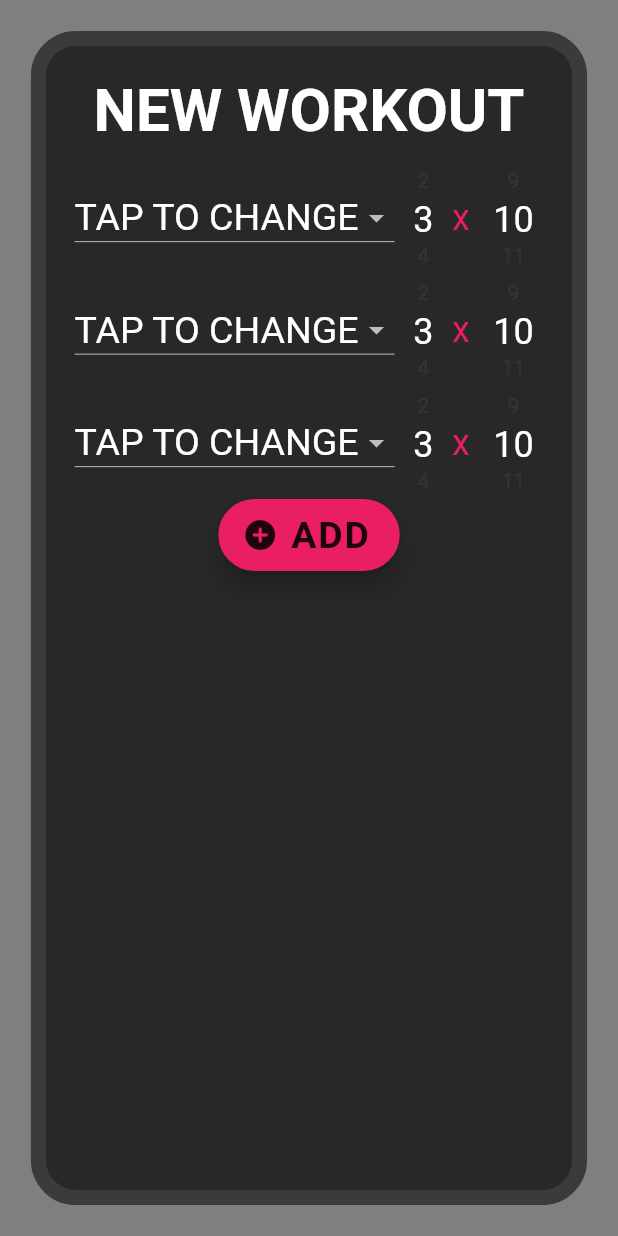
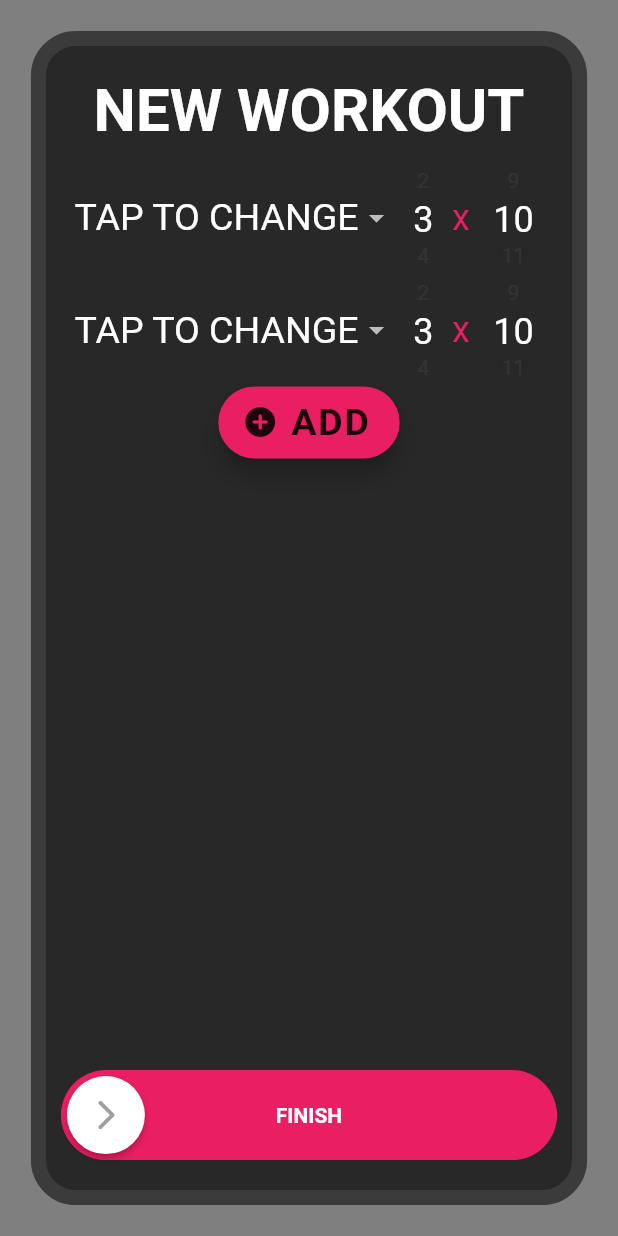
Before and after one commit to Skeetztoon/WorkoutDiary, a Flutter app: the NewWorkout screen opened directly, after a tap on "ADD", on a phone screen of 412 x 824 dp. Run offline on Flutter 3.47's test engine with Material 2 defaults, Android fonts, the phone set to English and light mode, and no system bars; drawn by our look-alikes of numberpicker, swipeable_button_view; our stand-ins replace cloud_firestore, firebase_core, flutter_heatmap_calendar, page_transition; accounts and stored records are empty.

Commit message:
Added list of selected workout exercises, added deleting exercise list item feature

```diff
--- a/lib/cards/exercise_card.dart
+++ b/lib/cards/exercise_card.dart
@@ -2,9 +2,15 @@ import 'package:cloud_firestore/cloud_firestore.dart';
 import 'package:flutter/material.dart';
 import 'package:flutter/services.dart';
 import 'package:numberpicker/numberpicker.dart';
+import 'package:task_app_flutter/pages/new_workout_page.dart';
 
 class ExerciseCard extends StatefulWidget {
-  const ExerciseCard({super.key});
+  final List<String> dropdownValues;
+  final int index;
+  const ExerciseCard({
+    required this.dropdownValues,
+    required this.index,
+  });
 
   @override
   State<ExerciseCard> createState() => _ExerciseCardState();
@@ -15,6 +21,24 @@ class _ExerciseCardState extends State<ExerciseCard> {
   int _currentRepsNumberPickerValue = 10;
 
   String? selectedExersice;
+
+  // GPT
+  // String? selectedValue;
+  //
+  // @override
+  // void initState() {
+  //   super.initState();
+  //   selectedValue = 'Initial Value';
+  // }
+  //
+  // void onChanged(newValue) {
+  //   setState(() {
+  //     selectedValue = newValue!;
+  //     widget.dropdownValues[widget.index] = selectedValue!;
+  //   });
+  // }
+  //
+  //
 
   @override
   Widget build(BuildContext context) {
@@ -39,12 +63,18 @@ class _ExerciseCardState extends State<ExerciseCard> {
                   exerciseItems.add(
                     DropdownMenuItem(
                       value: exercise.id,
-                        child: Text(exercise["Label"]),
+                      child: Text(
+                        exercise["Label"],
+                        style:
+                            const TextStyle(color: Colors.white, fontSize: 25),
+                      ),
                     ),
                   );
                 }
               }
               return DropdownButton(
+                underline: Container(),
+                dropdownColor: const Color(0xFF3b3b3b),
                 hint: const Text(
                   "TAP TO CHANGE",
                   style: TextStyle(color: Colors.white, fontSize: 25),
@@ -55,11 +85,12 @@ class _ExerciseCardState extends State<ExerciseCard> {
                 onChanged: (exerciseValue) {
                   setState(() {
                     selectedExersice = exerciseValue;
-                      });
+                    widget.dropdownValues[widget.index] = selectedExersice!;
                   });
                 },
+              );
+            },
           ),
-
           SizedBox(
             width: 20,
             child: NumberPicker(
@@ -92,8 +123,6 @@ class _ExerciseCardState extends State<ExerciseCard> {
                   setState(() => _currentRepsNumberPickerValue = value),
             ),
           ),
-
-
         ],
       ),
     );
--- a/lib/pages/new_workout_page.dart
+++ b/lib/pages/new_workout_page.dart
@@ -1,9 +1,8 @@
 import 'dart:async';
-
 import 'package:flutter/material.dart';
+import 'package:page_transition/page_transition.dart';
 import 'package:task_app_flutter/cards/exercise_card.dart';
-
-
+import 'package:swipeable_button_view/swipeable_button_view.dart';
 
 class NewWorkout extends StatefulWidget {
   const NewWorkout({super.key});
@@ -27,29 +26,17 @@ class _NewWorkoutState extends State<NewWorkout> with TickerProviderStateMixin {
     super.dispose();
   }
 
-
-
   int exercises = 2;
 
-  final List sessions = [
+  final List exerciseCounter = [
     1,
-    2,
   ];
 
-  final exercisesList = ["Arm", "Leg", "Shoulder"];
-  List<DropdownMenuItem<String>> _createList() {
-    return exercisesList
-        .map<DropdownMenuItem<String>>(
-          (e) => DropdownMenuItem(
-        value: e,
-        child: Text(e),
-      ),
-    )
-        .toList();
-  }
-
+  List<String> dropdownValues = [''];
 
   ScrollController controller = new ScrollController();
+
+  bool isFinished = false;
 
   @override
   Widget build(BuildContext context) {
@@ -74,20 +61,23 @@ class _NewWorkoutState extends State<NewWorkout> with TickerProviderStateMixin {
                       color: Colors.white,
                       fontWeight: FontWeight.bold),
                 ),
-
-                const SizedBox(height: 10,),
-
+                const SizedBox(
+                  height: 10,
+                ),
                 ConstrainedBox(
-                  constraints: const BoxConstraints(maxHeight: 500),
+                  constraints: const BoxConstraints(maxHeight: 450),
                   child: ListView.builder(
-                    reverse: true,
-                          shrinkWrap: true,
+                      reverse: true,
+                      shrinkWrap: true,
                       controller: controller,
-                          itemCount: sessions.length, itemBuilder: (context, index) {
-                    return const ExerciseCard();
+                      itemCount: exerciseCounter.length,
+                      itemBuilder: (BuildContext context, int index) {
+                        return ExerciseCard(
+                          dropdownValues: dropdownValues,
+                          index: index,
+                        );
                       }),
                 ),
-
                 FloatingActionButton.extended(
                   //                       КНОПКА
                   label: const Text(
@@ -103,13 +93,44 @@ class _NewWorkoutState extends State<NewWorkout> with TickerProviderStateMixin {
                     color: Colors.black87,
                     size: 24.0,
                   ),
-                  onPressed: () {setState(() {
-                    sessions.add(sessions[sessions.length-1]+1);
-                    Timer(const Duration(milliseconds: 100), () {
-                      controller.jumpTo(controller.position.maxScrollExtent);
+                  onPressed: () {
+                    setState(() {
+                      exerciseCounter
+                          .add(exerciseCounter[exerciseCounter.length - 1] + 1);
+                      Timer(const Duration(milliseconds: 100), () {
+                        controller.jumpTo(controller.position.maxScrollExtent);
+                      });
+                      dropdownValues.add("");
                     });
-                  });},
+                  },
                 ),
+                Expanded(
+                  child: Align(
+                    alignment: Alignment.bottomCenter,
+                    child: SwipeableButtonView(
+                      activeColor: Colors.pink,
+                      buttonText: "FINISH",
+                      buttonWidget: Container(
+                        child: Icon(
+                          Icons.arrow_forward_ios_rounded,
+                          color: Colors.grey,
+                        ),
+                      ),
+                      isFinished: isFinished,
+                      onWaitingProcess: () {
+                        Future.delayed(Duration(seconds: 2), () {
+                          setState(() {
+                            isFinished = true;
+                          });
+                        });
+                      },
+                      onFinish: () {
+                        Navigator.pop(context);
+                        print("################### LIST ################### $dropdownValues");
+                      },
+                    ),
+                  ),
+                )
               ],
             ),
           ),
--- a/pubspec.yaml
+++ b/pubspec.yaml
@@ -36,6 +36,8 @@ dependencies:
   numberpicker: ^2.1.2
   firebase_core: ^2.15.0
   cloud_firestore: ^4.8.4
+  swipeable_button_view: ^0.0.2
+
 
 
   # The following adds the Cupertino Icons font to your application.
```
Also changed, not shown: lib/cards/exerciseItem_card.dart (+20 -0 lines), lib/forms/deleteExercise_form.dart (added, +58 -0 lines), pubspec.lock. Lines whose indentation alone changed are shown as unchanged.
